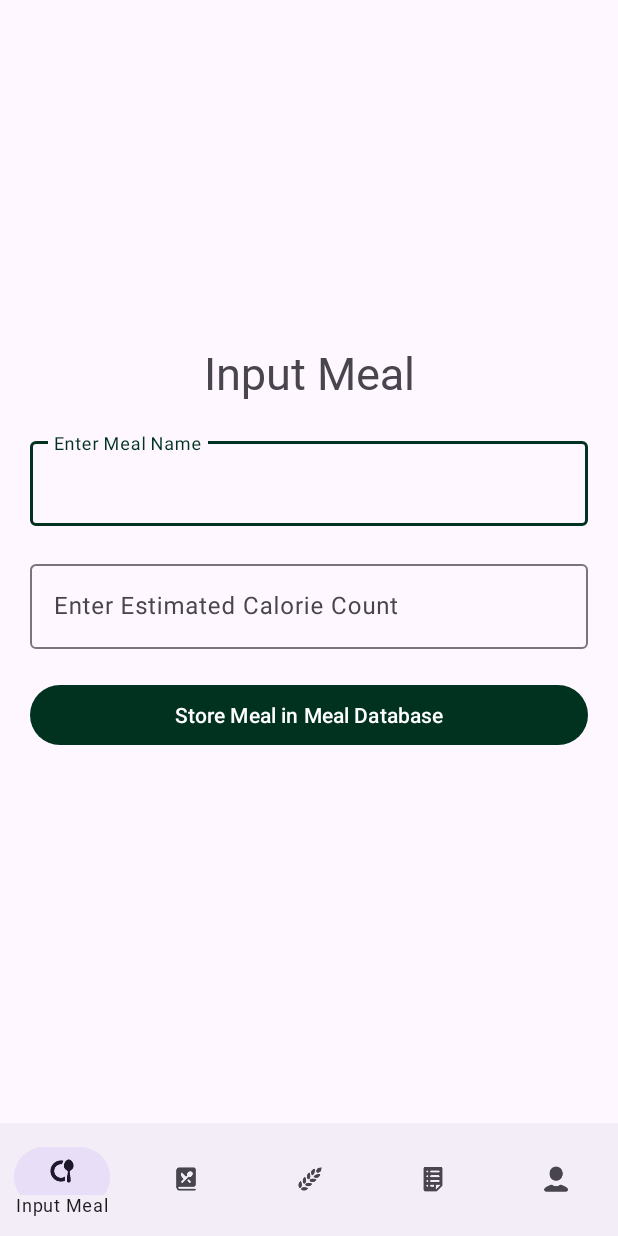
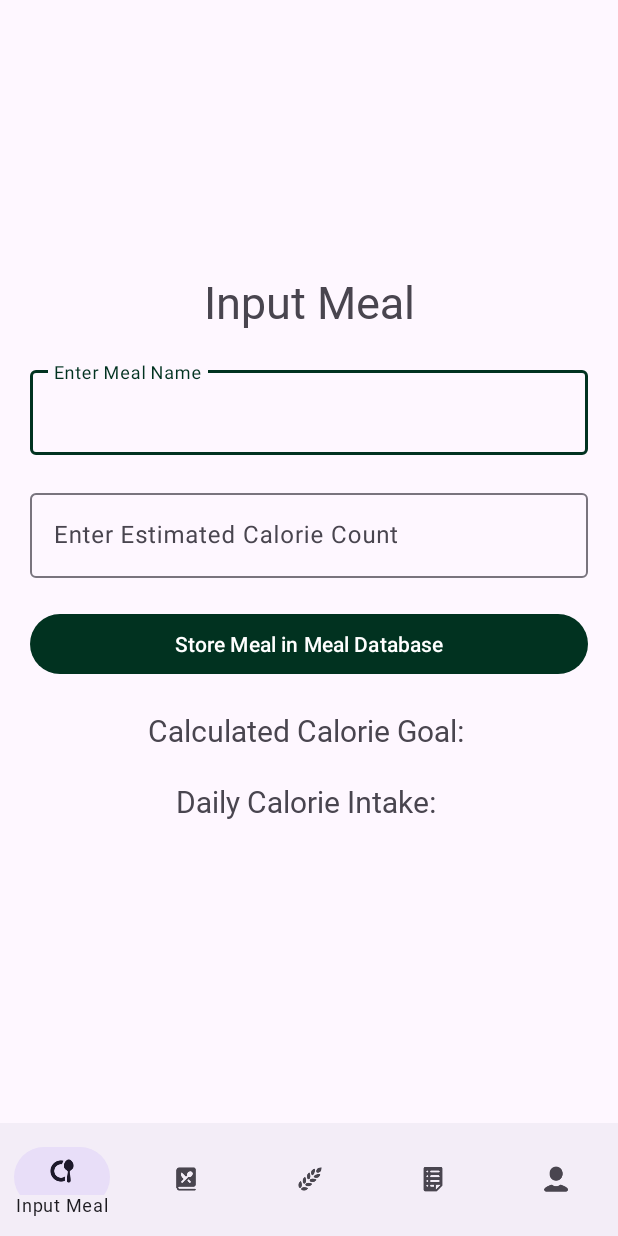
Before and after one commit to Teghpreet3001/GreenPlate, an Android app: the screen it shows after launch once a user with an empty profile is signed in (MainActivity), on a phone screen of 412 x 824 dp. Run offline under Robolectric (Android 15) with nearby library versions, the phone set to English and light mode, and no system bars; our stand-ins replace Firebase (no records; nobody signed in at launch, a user with empty details on screens opened directly); 1 statement that could not run was skipped.

Commit message:
calculates calorie intake and goal (#19)
* adds calorie goal calculation

* calorie intake layout

* adds calorie intake sum

```diff
--- a/app/src/main/java/com/example/greenplate/views/mainFragments/InputMealFragment.java
+++ b/app/src/main/java/com/example/greenplate/views/mainFragments/InputMealFragment.java
@@ -6,16 +6,30 @@ import androidx.annotation.NonNull;
 import androidx.annotation.Nullable;
 import androidx.fragment.app.Fragment;
 
+import android.util.Log;
 import android.view.LayoutInflater;
 import android.view.View;
 import android.view.ViewGroup;
+import android.widget.TextView;
 
 import com.example.greenplate.R;
 import com.example.greenplate.viewmodels.InputMealViewModel;
+import com.google.firebase.auth.FirebaseAuth;
+import com.google.firebase.database.DataSnapshot;
+import com.google.firebase.database.DatabaseError;
+import com.google.firebase.database.DatabaseReference;
+import com.google.firebase.database.FirebaseDatabase;
+import com.google.firebase.database.ValueEventListener;
+
+import java.util.Map;
 
 public class InputMealFragment extends Fragment {
 
     private InputMealViewModel mViewModel;
+    private TextView calorieGoalText;
+    private TextView dailyCalorieText;
+    private DatabaseReference databaseReference;
+    final String userId = FirebaseAuth.getInstance().getCurrentUser().getUid();
 
     public static InputMealFragment newInstance() {
         return new InputMealFragment();
@@ -24,7 +38,50 @@ public class InputMealFragment extends Fragment {
     @Override
     public View onCreateView(@NonNull LayoutInflater inflater, @Nullable ViewGroup container,
                              @Nullable Bundle savedInstanceState) {
-        return inflater.inflate(R.layout.fragment_input_meal, container, false);
+        View view = inflater.inflate(R.layout.fragment_input_meal, container, false);
+        databaseReference = FirebaseDatabase.getInstance().getReference();
+
+        calorieGoalText = view.findViewById(R.id.calorieGoalText);
+        dailyCalorieText = view.findViewById(R.id.dailyCalorieIntakeText);
+
+        databaseReference.child("users").child(userId).addListenerForSingleValueEvent(new ValueEventListener() {
+            @Override
+            public void onDataChange(@NonNull DataSnapshot snapshot) {
+                if (snapshot.exists()) {
+                    String gender = String.valueOf(snapshot.child("gender").getValue());
+                    int age = (Integer.valueOf(String.valueOf(snapshot.child("age").getValue())) != null) ? Integer.valueOf(String.valueOf(snapshot.child("age").getValue())) : 19;
+                    int weight = Integer.valueOf(String.valueOf(snapshot.child("weight").getValue()));
+                    int height = Integer.valueOf(String.valueOf(snapshot.child("height").getValue()));
+
+                    double bmr;
+
+                    if (gender.trim().equals("Male")) {
+                        bmr = 10 * weight + 6.25 * height - 5 * age + 5;
+                    } else {
+                        bmr = 10 * weight + 6.25 * height - 5 * age - 161;
+                    }
+
+                    calorieGoalText.setText("Calculated Calorie Goal: " + bmr);
+                    Map<String, Long> meals = (Map<String, Long>) snapshot.child("meals").getValue();
+
+                    if (meals != null) {
+                        long calorieIntake = 0;
+
+                        for (String key : meals.keySet()) {
+                            calorieIntake += meals.get(key);
+                        }
+
+                        dailyCalorieText.setText("Daily Calorie Intake: " + calorieIntake);
+                    }
+                }
+            }
+
+            @Override
+            public void onCancelled(@NonNull DatabaseError error) {
+
+            }
+        });
+
+        return view;
     }
-
 }
--- a/app/src/main/res/layout/fragment_input_meal.xml
+++ b/app/src/main/res/layout/fragment_input_meal.xml
@@ -53,6 +53,23 @@
             android:text="Store Meal in Meal Database"
             android:layout_marginBottom="20dp"/>
 
+        <TextView
+            android:id="@+id/calorieGoalText"
+            android:layout_width="match_parent"
+            android:layout_height="wrap_content"
+            android:text="Calculated Calorie Goal: "
+            android:textSize="20sp"
+            android:textAlignment="center"
+            android:layout_marginBottom="20dp"/>
+
+        <TextView
+            android:id="@+id/dailyCalorieIntakeText"
+            android:layout_width="match_parent"
+            android:layout_height="wrap_content"
+            android:layout_marginBottom="20dp"
+            android:text="Daily Calorie Intake: "
+            android:textAlignment="center"
+            android:textSize="20sp" />
     </LinearLayout>
 
 </FrameLayout>
```
